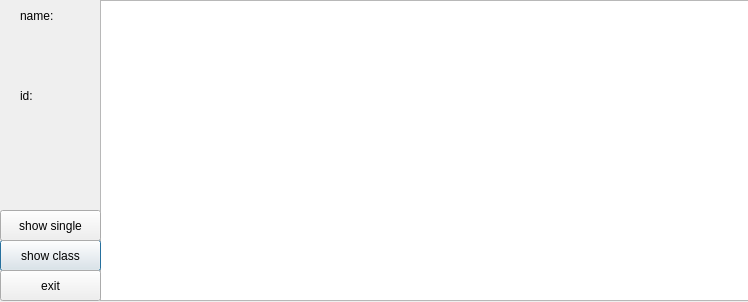
Before: the Qt Designer form cstudentdlg.ui in nxdong/studentManager, drawn with Qt 5.
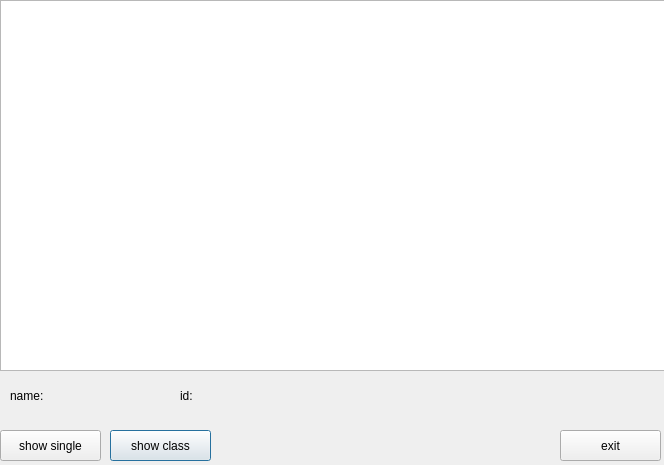
After: the same form once the commit is applied.

The edit to the form file:
```diff
--- a/cstudentdlg.ui
+++ b/cstudentdlg.ui
@@ -6,20 +6,20 @@
    <rect>
     <x>0</x>
     <y>0</y>
-    <width>748</width>
-    <height>302</height>
+    <width>664</width>
+    <height>465</height>
    </rect>
   </property>
   <property name="minimumSize">
    <size>
-    <width>748</width>
-    <height>302</height>
+    <width>664</width>
+    <height>465</height>
    </size>
   </property>
   <property name="maximumSize">
    <size>
-    <width>748</width>
-    <height>302</height>
+    <width>664</width>
+    <height>465</height>
    </size>
   </property>
   <property name="windowTitle">
@@ -28,18 +28,18 @@
   <widget class="QTableView" name="tableView">
    <property name="geometry">
     <rect>
-     <x>100</x>
+     <x>0</x>
      <y>0</y>
-     <width>651</width>
-     <height>301</height>
+     <width>671</width>
+     <height>371</height>
     </rect>
    </property>
   </widget>
   <widget class="QPushButton" name="showall">
    <property name="geometry">
     <rect>
-     <x>0</x>
-     <y>240</y>
+     <x>110</x>
+     <y>430</y>
      <width>101</width>
      <height>31</height>
     </rect>
@@ -51,8 +51,8 @@
   <widget class="QPushButton" name="exitBtn">
    <property name="geometry">
     <rect>
-     <x>0</x>
-     <y>270</y>
+     <x>560</x>
+     <y>430</y>
      <width>101</width>
      <height>31</height>
     </rect>
@@ -65,7 +65,7 @@
    <property name="geometry">
     <rect>
      <x>0</x>
-     <y>210</y>
+     <y>430</y>
      <width>101</width>
      <height>31</height>
     </rect>
@@ -77,8 +77,8 @@
   <widget class="QLabel" name="label">
    <property name="geometry">
     <rect>
-     <x>20</x>
-     <y>0</y>
+     <x>10</x>
+     <y>380</y>
      <width>51</width>
      <height>31</height>
     </rect>
@@ -90,8 +90,8 @@
   <widget class="QLabel" name="name">
    <property name="geometry">
     <rect>
-     <x>0</x>
-     <y>40</y>
+     <x>60</x>
+     <y>380</y>
      <width>101</width>
      <height>31</height>
     </rect>
@@ -103,8 +103,8 @@
   <widget class="QLabel" name="name_2">
    <property name="geometry">
     <rect>
-     <x>20</x>
-     <y>80</y>
+     <x>180</x>
+     <y>380</y>
      <width>31</width>
      <height>31</height>
     </rect>
@@ -116,8 +116,8 @@
   <widget class="QLabel" name="id">
    <property name="geometry">
     <rect>
-     <x>0</x>
-     <y>120</y>
+     <x>240</x>
+     <y>380</y>
      <width>111</width>
      <height>31</height>
     </rect>
```
